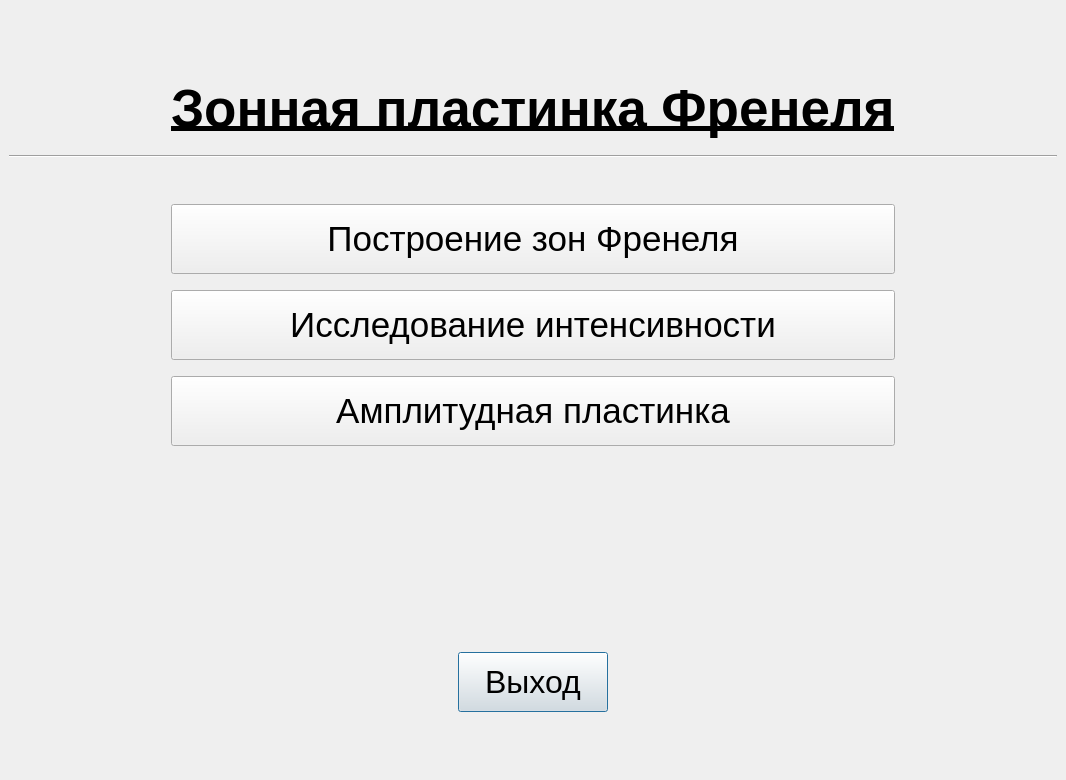
This is QtFresnelZones/titlewindow.ui in Lnd-stoL/fresnel-zones-qt as Qt 5 draws it before an edit. The edited form follows.
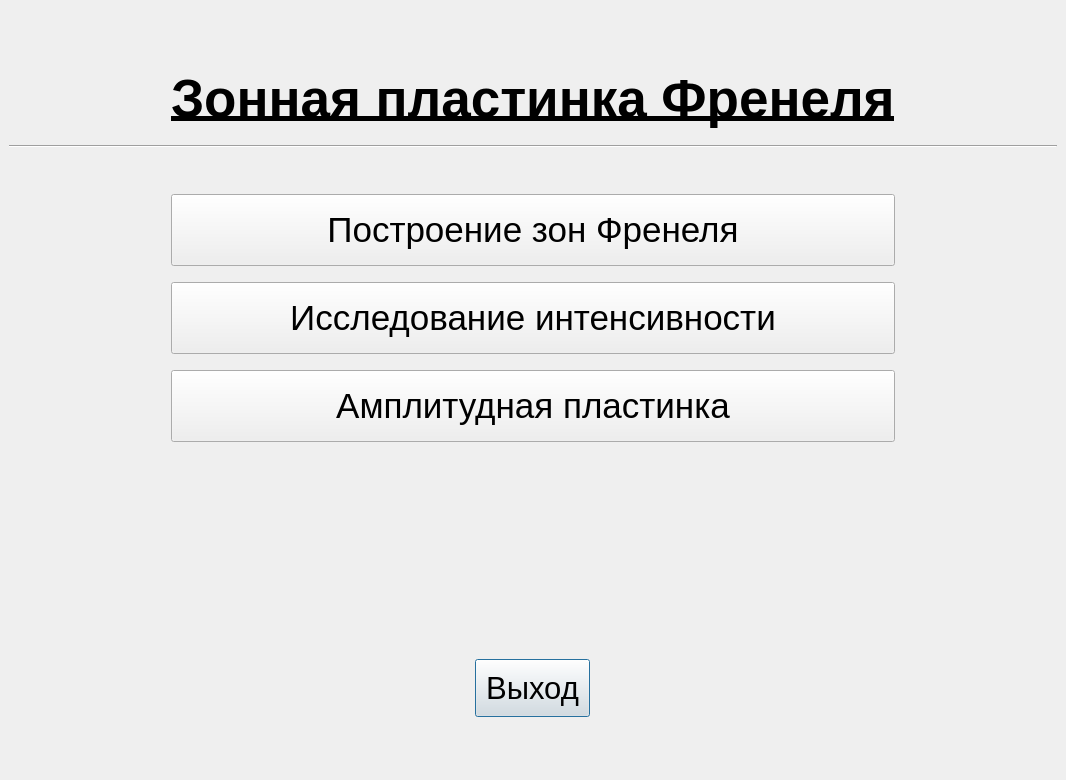
This is the edited form. Custom widgets are drawn as their Qt base class.

What changed in the file:
```diff
--- a/QtFresnelZones/titlewindow.ui
+++ b/QtFresnelZones/titlewindow.ui
@@ -18,7 +18,13 @@
     <item row="0" column="0">
      <layout class="QGridLayout" name="gridLayout">
       <item row="7" column="1">
-       <widget class="QPushButton" name="pushButton_IntensityGraph">
+       <widget class="FontScalablePushButton" name="pushButton_IntensityGraph">
+        <property name="sizePolicy">
+         <sizepolicy hsizetype="Preferred" vsizetype="Preferred">
+          <horstretch>0</horstretch>
+          <verstretch>0</verstretch>
+         </sizepolicy>
+        </property>
         <property name="minimumSize">
          <size>
           <width>0</width>
@@ -31,6 +37,10 @@
           <pointsize>26</pointsize>
          </font>
         </property>
+        <property name="styleSheet">
+         <string notr="true">padding-top:15%;
+padding-bottom:15%</string>
+        </property>
         <property name="text">
          <string>Исследование интенсивности</string>
         </property>
@@ -66,11 +76,17 @@
        </widget>
       </item>
       <item row="5" column="1">
-       <widget class="QPushButton" name="pushButton">
+       <widget class="FontScalablePushButton" name="pushButton">
+        <property name="sizePolicy">
+         <sizepolicy hsizetype="Preferred" vsizetype="Preferred">
+          <horstretch>0</horstretch>
+          <verstretch>0</verstretch>
+         </sizepolicy>
+        </property>
         <property name="minimumSize">
          <size>
           <width>0</width>
-          <height>70</height>
+          <height>0</height>
          </size>
         </property>
         <property name="font">
@@ -79,9 +95,22 @@
           <pointsize>26</pointsize>
          </font>
         </property>
+        <property name="toolTipDuration">
+         <number>-1</number>
+        </property>
+        <property name="styleSheet">
+         <string notr="true">padding-top:15%;
+padding-bottom:15%</string>
+        </property>
         <property name="text">
          <string>Построение зон Френеля</string>
         </property>
+        <property name="checkable">
+         <bool>false</bool>
+        </property>
+        <property name="flat">
+         <bool>false</bool>
+        </property>
        </widget>
       </item>
       <item row="6" column="1">
@@ -111,7 +140,7 @@
         <property name="sizeHint" stdset="0">
          <size>
           <width>20</width>
-          <height>70</height>
+          <height>60</height>
          </size>
         </property>
        </spacer>
@@ -125,35 +154,32 @@
          </size>
         </property>
         <layout class="QHBoxLayout" name="horizontalLayout">
-         <item>
-          <spacer name="horizontalSpacer_3">
-           <property name="orientation">
-            <enum>Qt::Horizontal</enum>
+         <item alignment="Qt::AlignHCenter">
+          <widget class="FontScalablePushButton" name="pushButton_Exit">
+           <property name="sizePolicy">
+            <sizepolicy hsizetype="Preferred" vsizetype="Preferred">
+             <horstretch>0</horstretch>
+             <verstretch>0</verstretch>
+            </sizepolicy>
            </property>
-           <property name="sizeHint" stdset="0">
-            <size>
-             <width>40</width>
-             <height>20</height>
-            </size>
-           </property>
-          </spacer>
-         </item>
-         <item>
-          <widget class="QPushButton" name="pushButton_Exit">
            <property name="minimumSize">
             <size>
-             <width>150</width>
-             <height>60</height>
+             <width>0</width>
+             <height>0</height>
             </size>
            </property>
            <property name="font">
             <font>
              <family>Arial</family>
-             <pointsize>24</pointsize>
+             <pointsize>23</pointsize>
             </font>
            </property>
            <property name="styleSheet">
-            <string notr="true">QPushButton {background-color:rgb(230, 230, 230);}</string>
+            <string notr="true">background-color:rgb(230, 230, 230);
+padding-top:10%;
+padding-bottom:10%;
+padding-left:10%;
+padding-right:10%</string>
            </property>
            <property name="text">
             <string>Выход</string>
@@ -163,19 +189,6 @@
            </property>
           </widget>
          </item>
-         <item>
-          <spacer name="horizontalSpacer_4">
-           <property name="orientation">
-            <enum>Qt::Horizontal</enum>
-           </property>
-           <property name="sizeHint" stdset="0">
-            <size>
-             <width>40</width>
-             <height>20</height>
-            </size>
-           </property>
-          </spacer>
-         </item>
         </layout>
        </widget>
       </item>
@@ -271,13 +284,19 @@
         <property name="sizeHint" stdset="0">
          <size>
           <width>20</width>
-          <height>50</height>
+          <height>45</height>
          </size>
         </property>
        </spacer>
       </item>
       <item row="9" column="1">
-       <widget class="QPushButton" name="pushButton_3">
+       <widget class="FontScalablePushButton" name="pushButton_3">
+        <property name="sizePolicy">
+         <sizepolicy hsizetype="Preferred" vsizetype="Preferred">
+          <horstretch>0</horstretch>
+          <verstretch>0</verstretch>
+         </sizepolicy>
+        </property>
         <property name="minimumSize">
          <size>
           <width>0</width>
@@ -290,6 +309,10 @@
           <pointsize>26</pointsize>
          </font>
         </property>
+        <property name="styleSheet">
+         <string notr="true">padding-top:15%;
+padding-bottom:15%</string>
+        </property>
         <property name="text">
          <string>Амплитудная пластинка</string>
         </property>
@@ -306,6 +329,11 @@
    <extends>QLabel</extends>
    <header>fontscalablelabel.h</header>
   </customwidget>
+  <customwidget>
+   <class>FontScalablePushButton</class>
+   <extends>QPushButton</extends>
+   <header>fontscalablepushbutton.h</header>
+  </customwidget>
  </customwidgets>
  <resources/>
  <connections/>
```
